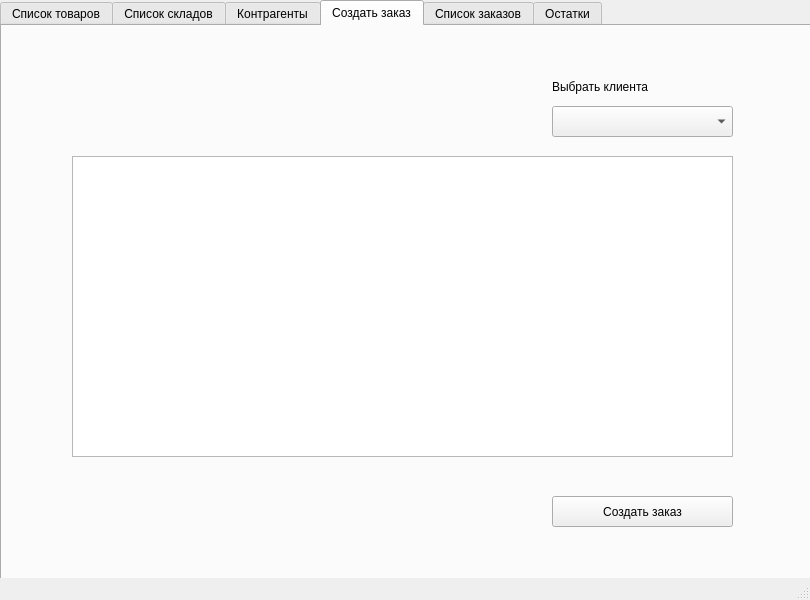
Qt form main_window.ui (Sterdam1/UIT_Progect_2) before a commit.
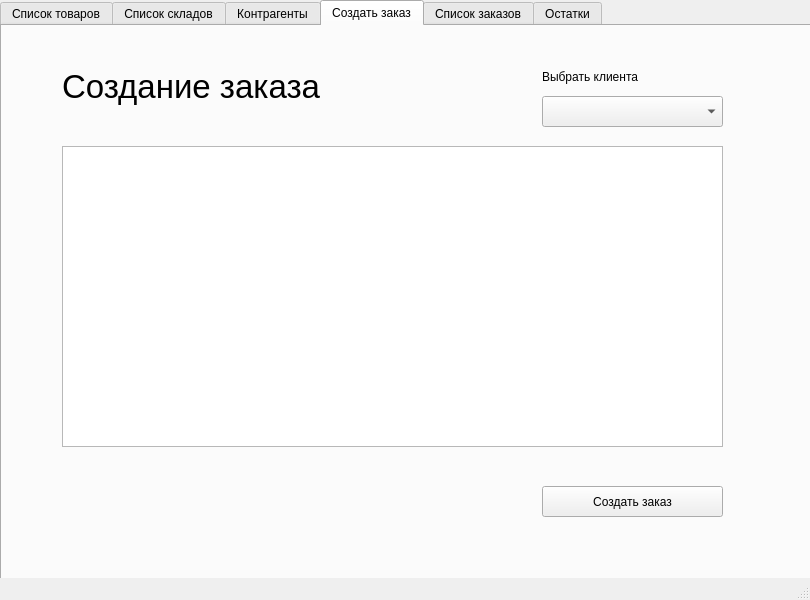
The same form after that commit. The open tabs and pages were chosen to show the change.

Diff of the .ui file:
```diff
--- a/main_window.ui
+++ b/main_window.ui
@@ -485,8 +485,8 @@
      <widget class="QPushButton" name="pushButton">
       <property name="geometry">
        <rect>
-        <x>550</x>
-        <y>470</y>
+        <x>540</x>
+        <y>460</y>
         <width>181</width>
         <height>31</height>
        </rect>
@@ -498,8 +498,8 @@
      <widget class="QTableWidget" name="tableWidget">
       <property name="geometry">
        <rect>
-        <x>70</x>
-        <y>130</y>
+        <x>60</x>
+        <y>120</y>
         <width>661</width>
         <height>301</height>
        </rect>
@@ -508,8 +508,8 @@
      <widget class="QLabel" name="label">
       <property name="geometry">
        <rect>
-        <x>550</x>
-        <y>50</y>
+        <x>540</x>
+        <y>40</y>
         <width>181</width>
         <height>21</height>
        </rect>
@@ -521,8 +521,8 @@
      <widget class="QComboBox" name="comboBox">
       <property name="geometry">
        <rect>
-        <x>550</x>
-        <y>80</y>
+        <x>540</x>
+        <y>70</y>
         <width>181</width>
         <height>31</height>
        </rect>
@@ -531,6 +531,24 @@
        <string>Выбрать клиента</string>
       </property>
      </widget>
+     <widget class="QLabel" name="label_9">
+      <property name="geometry">
+       <rect>
+        <x>60</x>
+        <y>30</y>
+        <width>281</width>
+        <height>61</height>
+       </rect>
+      </property>
+      <property name="font">
+       <font>
+        <pointsize>25</pointsize>
+       </font>
+      </property>
+      <property name="text">
+       <string>Создание заказа</string>
+      </property>
+     </widget>
     </widget>
     <widget class="QWidget" name="order_list">
      <attribute name="title">
```
Left out of the diff: 8 changed lines with no effect on the pictures.
